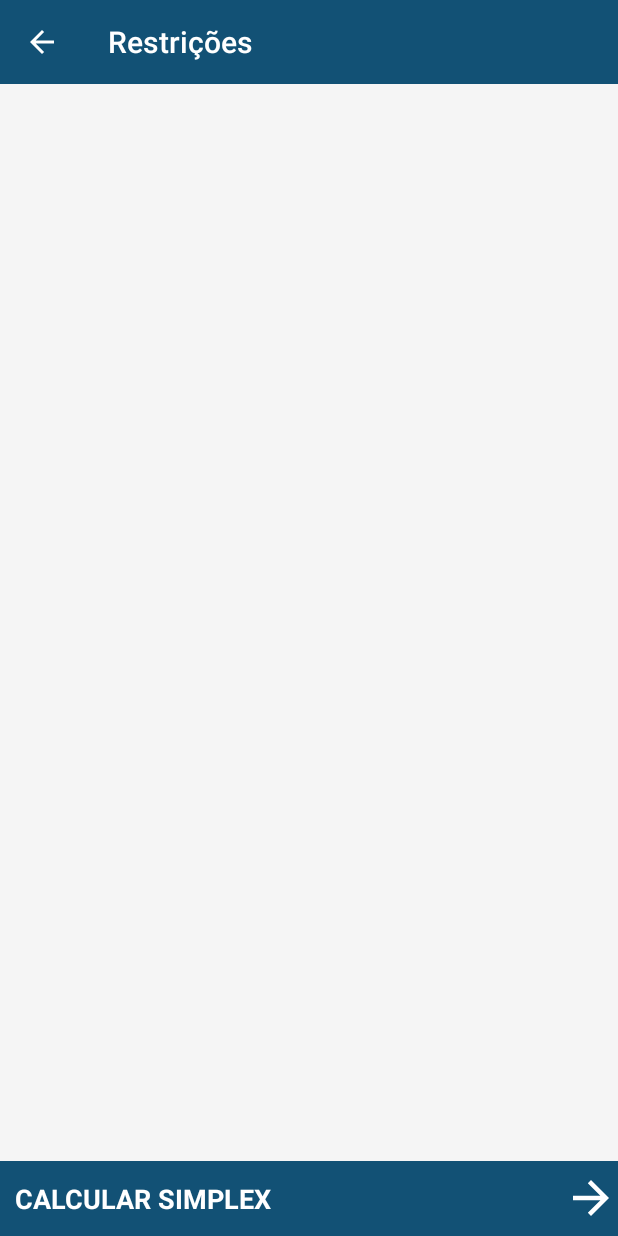
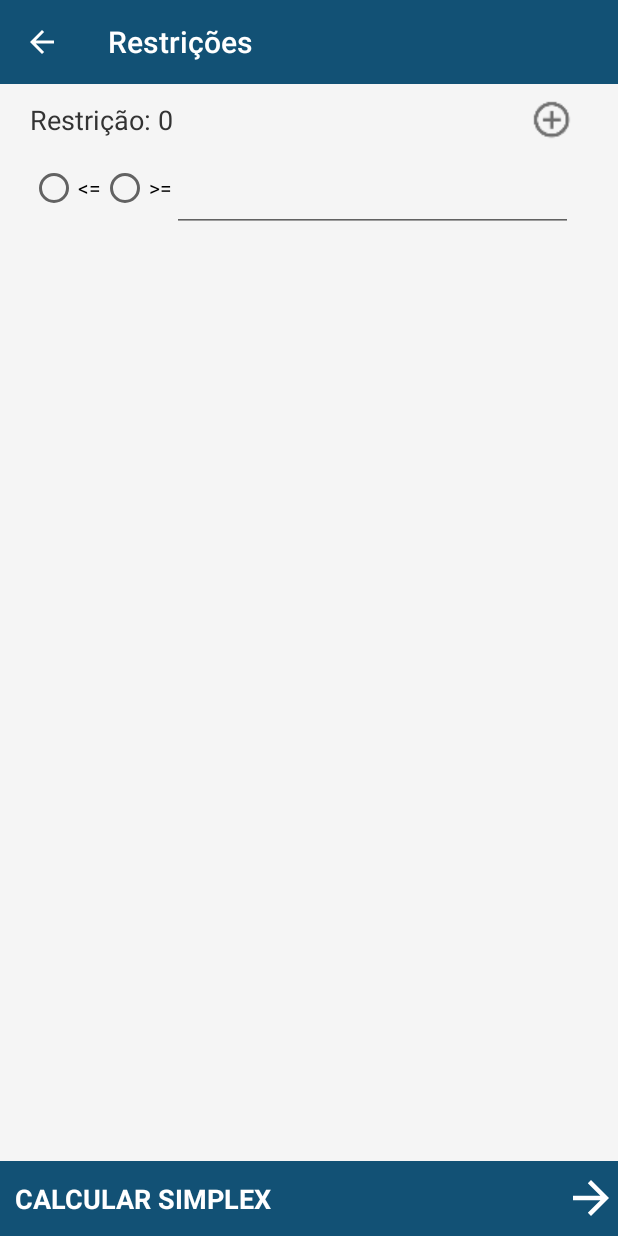
Before and after one commit to bl4ckcode/simplexapp, an Android app: the RestricoesActivity screen opened directly, with no data from a screen before it, on a phone screen of 412 x 824 dp. Run offline under Robolectric (Android 15) with nearby library versions, the phone set to English and light mode, and no system bars; 3 statements that could not run were skipped.

Commit message:
Tela de restrições

```diff
--- a/app/src/main/java/blackcode/carlosalves/os/activities/MainActivity.java
+++ b/app/src/main/java/blackcode/carlosalves/os/activities/MainActivity.java
@@ -30,7 +30,7 @@ public class MainActivity extends AppCompatActivity {
     @Override
     protected void onCreate(Bundle savedInstanceState) {
         super.onCreate(savedInstanceState);
-        setContentView(R.layout.activity_main);
+        setContentView(R.layout.activity_restricao);
 
         Toolbar toolbar = (Toolbar) findViewById(R.id.toolbar);
         assert toolbar != null;
@@ -45,7 +45,7 @@ public class MainActivity extends AppCompatActivity {
         listViewVarDecioes.setRecyclerListener(scrollFocusListener);
 
         variaveisDecisao.add(new VariavelDecisao(0.0, 0));
-        listViewVarDecioes.setAdapter(new VarDecisaoAdapter(this, R.layout.adapter_decisao, variaveisDecisao));
+        listViewVarDecioes.setAdapter(new VarDecisaoAdapter(this, R.layout.adapter_var_decisao, variaveisDecisao));
 
         RelativeLayout rlBotaoRestricao = (RelativeLayout) findViewById(R.id.rl_button_restricoes);
         rlBotaoRestricao.setOnClickListener(new View.OnClickListener() {
--- a/app/src/main/java/blackcode/carlosalves/os/activities/RestricoesActivity.java
+++ b/app/src/main/java/blackcode/carlosalves/os/activities/RestricoesActivity.java
@@ -1,9 +1,9 @@
 package blackcode.carlosalves.os.activities;
 
-import android.app.Activity;
 import android.support.v7.app.ActionBar;
 import android.support.v7.app.AppCompatActivity;
 import android.os.Bundle;
+import android.support.v7.widget.LinearLayoutManager;
 import android.support.v7.widget.RecyclerView;
 import android.support.v7.widget.Toolbar;
 import android.view.View;
@@ -43,6 +43,8 @@ public class RestricoesActivity extends AppCompatActivity {
         restricoes.add(new Restricao(0, tamanho, SINAL.MAIOR_IGUAL.getId(), 0.0));
 
         RecyclerView recViewRestricoes = (RecyclerView) findViewById(R.id.recView_restricoes);
+        LinearLayoutManager linearManager = new LinearLayoutManager(this);
+        recViewRestricoes.setLayoutManager(linearManager);
         recViewRestricoes.setAdapter(new RestricoesAdapter(this, restricoes, tamanho));
 
         RelativeLayout rlButtonCalcSimplex = (RelativeLayout) findViewById(R.id.rl_button_calcular_simplex);
--- a/app/src/main/java/blackcode/carlosalves/os/adapters/RestricoesAdapter.java
+++ b/app/src/main/java/blackcode/carlosalves/os/adapters/RestricoesAdapter.java
@@ -1,12 +1,14 @@
 package blackcode.carlosalves.os.adapters;
 
 import android.app.Activity;
+import android.support.v7.widget.LinearLayoutManager;
 import android.support.v7.widget.RecyclerView;
 import android.view.LayoutInflater;
 import android.view.View;
 import android.view.ViewGroup;
+import android.widget.EditText;
 import android.widget.ImageView;
-import android.widget.ListView;
+import android.widget.RadioGroup;
 import android.widget.TextView;
 
 import java.util.ArrayList;
@@ -19,7 +21,8 @@ import blackcode.carlosalves.os.models.Restricao;
  * Created by carlos.alves on 04/10/17.
  */
 
-public class RestricoesAdapter extends RecyclerView.Adapter<RestricoesAdapter.RestricoesViewholder> {
+public class RestricoesAdapter extends RecyclerView.Adapter<RestricoesAdapter.RestricoesViewholder>
+        implements VarRestricaoAdapter.PassValuesInterface {
     private ArrayList<Restricao> restricoes;
     private Activity activity;
     private int size;
@@ -33,14 +36,18 @@ public class RestricoesAdapter extends RecyclerView.Adapter<RestricoesAdapter.Re
     class RestricoesViewholder extends RecyclerView.ViewHolder {
         TextView txtViewRestricao;
         ImageView imViewRestricao;
-        ListView listViewVariaveis;
+        RecyclerView recViewVariaveis;
+        RadioGroup radioGroupDemanda;
+        EditText edtTxtDemanda;
 
         RestricoesViewholder(View itemView) {
             super(itemView);
 
             txtViewRestricao = itemView.findViewById(R.id.txtView_restricao);
             imViewRestricao = itemView.findViewById(R.id.imView_add_restricao);
-            listViewVariaveis = itemView.findViewById(R.id.listView_variaveis_restricao);
+            recViewVariaveis = itemView.findViewById(R.id.listView_variaveis_restricao);
+            radioGroupDemanda = itemView.findViewById(R.id.radioGroup_demanda);
+            edtTxtDemanda = itemView.findViewById(R.id.edtTxt_demanda);
         }
     }
 
@@ -55,11 +62,37 @@ public class RestricoesAdapter extends RecyclerView.Adapter<RestricoesAdapter.Re
         final Restricao restricao = restricoes.get(position);
         String descRestricao = activity.getString(R.string.restricao) + " " + restricao.getIdVarivel();
         holder.txtViewRestricao.setText(descRestricao);
+        holder.recViewVariaveis.setLayoutManager(new LinearLayoutManager(activity));
+        holder.recViewVariaveis.setAdapter(new VarRestricaoAdapter(this, restricao.getVariaveis(), position));
+
         holder.imViewRestricao.setOnClickListener(new View.OnClickListener() {
             @Override
             public void onClick(View view) {
+                holder.imViewRestricao.setVisibility(View.INVISIBLE);
                 restricoes.add(new Restricao(restricao.getProximaVariavel(), size, SINAL.MAIOR_IGUAL.getId(), 0.0));
-                notifyItemInserted(holder.getAdapterPosition());
+                notifyItemInserted(restricoes.size() - 1);
+            }
+        });
+
+        holder.edtTxtDemanda.setOnFocusChangeListener(new View.OnFocusChangeListener() {
+            @Override
+            public void onFocusChange(View view, boolean b) {
+                String number = holder.edtTxtDemanda.getText().toString();
+
+                if (!number.equals("")) {
+                    double valor = Double.parseDouble(number);
+                    int value = holder.radioGroupDemanda.getCheckedRadioButtonId();
+                    Restricao rest = restricoes.get(holder.getAdapterPosition());
+
+                    rest.setDemanda(valor);
+
+                    if (value == -1)
+                        holder.radioGroupDemanda.check(rest.getSinal());
+                    else
+                        rest.setSinal(SINAL.valueOf(holder.radioGroupDemanda.getCheckedRadioButtonId()).getId());
+
+                    holder.edtTxtDemanda.setText("" + valor);
+                }
             }
         });
     }
@@ -68,4 +101,9 @@ public class RestricoesAdapter extends RecyclerView.Adapter<RestricoesAdapter.Re
     public int getItemCount() {
         return restricoes.size();
     }
+
+    @Override
+    public void passValues(int index, ArrayList<Double> variaveis) {
+        restricoes.get(index).setVariaveis(variaveis);
+    }
 }
--- a/app/src/main/java/blackcode/carlosalves/os/adapters/VarDecisaoAdapter.java
+++ b/app/src/main/java/blackcode/carlosalves/os/adapters/VarDecisaoAdapter.java
@@ -46,7 +46,7 @@ public class VarDecisaoAdapter extends ArrayAdapter<VarDecisaoAdapter.MainAdapte
         if(convertView == null) {
             holder = new MainAdapterViewholder();
             LayoutInflater inflater = LayoutInflater.from(getContext());
-            convertView = inflater.inflate(R.layout.adapter_decisao, parent, false);
+            convertView = inflater.inflate(R.layout.adapter_var_decisao, parent, false);
 
             holder.txtViewVarDecisao = convertView.findViewById(R.id.txtView_variavel);
             holder.edtTxtVarDecisao = convertView.findViewById(R.id.edt_restricao);
--- /dev/null
+++ b/app/src/main/java/blackcode/carlosalves/os/adapters/VarRestricaoAdapter.java
@@ -0,0 +1,82 @@
+package blackcode.carlosalves.os.adapters;
+
+import android.support.v7.widget.RecyclerView;
+import android.view.LayoutInflater;
+import android.view.View;
+import android.view.ViewGroup;
+import android.widget.EditText;
+import android.widget.RadioGroup;
+import android.widget.TextView;
+
+import java.util.ArrayList;
+
+import blackcode.carlosalves.os.R;
+
+/**
+ * Created by carlos.alves on 05/10/17.
+ */
+
+class VarRestricaoAdapter extends RecyclerView.Adapter<VarRestricaoAdapter.VarRestricaoViewholder> {
+    interface PassValuesInterface {
+        void passValues(int index, ArrayList<Double> variaveis);
+    }
+
+    private ArrayList<Double> variaveis = new ArrayList<>();
+    private int restId;
+    private PassValuesInterface listener;
+
+    VarRestricaoAdapter(PassValuesInterface listener, ArrayList<Double> variaveis, int restId) {
+        this.variaveis = variaveis;
+        this.restId = restId;
+        this.listener = listener;
+    }
+
+    class VarRestricaoViewholder extends RecyclerView.ViewHolder {
+        TextView txtViewVarDecisao;
+        EditText edtTxtVarDecisao;
+        RadioGroup radioGroupDemanda;
+        EditText edtTxtDemanda;
+
+        VarRestricaoViewholder(View itemView) {
+            super(itemView);
+
+            txtViewVarDecisao = itemView.findViewById(R.id.txtView_variavel);
+            edtTxtVarDecisao = itemView.findViewById(R.id.edt_restricao);
+            radioGroupDemanda = itemView.findViewById(R.id.radioGroup_demanda);
+            edtTxtDemanda = itemView.findViewById(R.id.edtTxt_demanda);
+        }
+    }
+
+    @Override
+    public VarRestricaoViewholder onCreateViewHolder(ViewGroup parent, int viewType) {
+        View itemView = LayoutInflater.from(parent.getContext()).inflate(R.layout.adapter_var_restricao, parent, false);
+        return new VarRestricaoViewholder(itemView);
+    }
+
+    @Override
+    public void onBindViewHolder(final VarRestricaoViewholder holder, int position) {
+        String text = "x" + position;
+        double valor = variaveis.get(position);
+
+        holder.txtViewVarDecisao.setText(text);
+        holder.edtTxtVarDecisao.setText("" + (valor == 0.0 ? "" : valor));
+        holder.edtTxtVarDecisao.setOnFocusChangeListener(new View.OnFocusChangeListener() {
+            @Override
+            public void onFocusChange(View view, boolean b) {
+                String number = holder.edtTxtVarDecisao.getText().toString();
+
+                if (!number.equals("")) {
+                    double valor = Double.parseDouble(number);
+                    variaveis.set(holder.getAdapterPosition(), valor);
+                    listener.passValues(restId, variaveis);
+                    holder.edtTxtVarDecisao.setText("" + valor);
+                }
+            }
+        });
+    }
+
+    @Override
+    public int getItemCount() {
+        return variaveis.size();
+    }
+}
--- a/app/src/main/res/layout/activity_restricoes.xml
+++ b/app/src/main/res/layout/activity_restricoes.xml
@@ -12,8 +12,9 @@
     <android.support.v7.widget.RecyclerView
         android:id="@+id/recView_restricoes"
         android:layout_below="@+id/toolbar_id"
-        android:layout_width="wrap_content"
-        android:layout_height="wrap_content"/>
+        android:layout_above="@+id/rl_button_calcular_simplex"
+        android:layout_width="match_parent"
+        android:layout_height="match_parent"/>
 
     <RelativeLayout
         android:id="@+id/rl_button_calcular_simplex"
--- a/app/src/main/res/layout/adapter_restricao.xml
+++ b/app/src/main/res/layout/adapter_restricao.xml
@@ -2,6 +2,8 @@
 <LinearLayout xmlns:android="http://schemas.android.com/apk/res/android"
     android:layout_width="match_parent"
     android:layout_height="wrap_content"
+    android:layout_marginEnd="20dp"
+    android:layout_marginStart="20dp"
     android:orientation="vertical">
 
     <RelativeLayout
@@ -13,7 +15,6 @@
             android:layout_width="wrap_content"
             android:layout_height="wrap_content"
             android:layout_centerVertical="true"
-            android:layout_marginStart="20dp"
             android:text="Restrição: 1"
             android:textSize="18sp" />
 
@@ -22,14 +23,45 @@
             android:layout_width="48dp"
             android:layout_height="48dp"
             android:layout_alignParentEnd="true"
-            android:layout_marginEnd="20dp"
             android:src="@drawable/ic_add_circle_outline" />
     </RelativeLayout>
 
 
-    <ListView
+    <android.support.v7.widget.RecyclerView
         android:id="@+id/listView_variaveis_restricao"
-        android:layout_width="wrap_content"
+        android:layout_width="match_parent"
         android:layout_height="wrap_content"
-        android:layout_marginStart="10dp" />
+        android:layout_marginEnd="10dp" />
+
+    <LinearLayout
+        android:layout_marginTop="5dp"
+        android:layout_width="match_parent"
+        android:layout_height="wrap_content"
+        android:orientation="horizontal">
+
+        <RadioGroup
+            android:id="@+id/radioGroup_demanda"
+            android:layout_width="wrap_content"
+            android:layout_height="wrap_content"
+            android:orientation="horizontal">
+
+            <RadioButton
+                android:layout_width="wrap_content"
+                android:layout_height="wrap_content"
+                android:text="@string/sinal_menor_igual" />
+
+            <RadioButton
+                android:layout_width="wrap_content"
+                android:layout_height="wrap_content"
+                android:text="@string/sinal_maior_igual" />
+        </RadioGroup>
+
+        <EditText
+            android:id="@+id/edtTxt_demanda"
+            android:layout_width="match_parent"
+            android:layout_height="wrap_content"
+            android:layout_marginEnd="10dp"
+            android:inputType="numberDecimal"/>
+    </LinearLayout>
+
 </LinearLayout>
--- a/app/src/main/res/values/strings.xml
+++ b/app/src/main/res/values/strings.xml
@@ -4,6 +4,8 @@
     <string name="simplex_app">Simplex App</string>
     <string name="restricoes">Restrições</string>
     <string name="restricao">Restrição:</string>
+    <string name="sinal_menor_igual">&lt;=</string>
+    <string name="sinal_maior_igual">&gt;=</string>
     <string name="calcular_simplex">Calcular simplex</string>
     <string name="max_z">MAX Z</string>
     <string name="min_z">MIN Z</string>
```
Also changed, not shown: app/src/main/AndroidManifest.xml (+6 -2 lines), app/src/main/res/layout/adapter_var_restricao.xml (added, +25 -0 lines), app/src/main/res/layout/activity_restricao.xml (renamed from app/src/main/res/layout/activity_main.xml), app/src/main/res/layout/adapter_var_decisao.xml (renamed from app/src/main/res/layout/adapter_decisao.xml).
